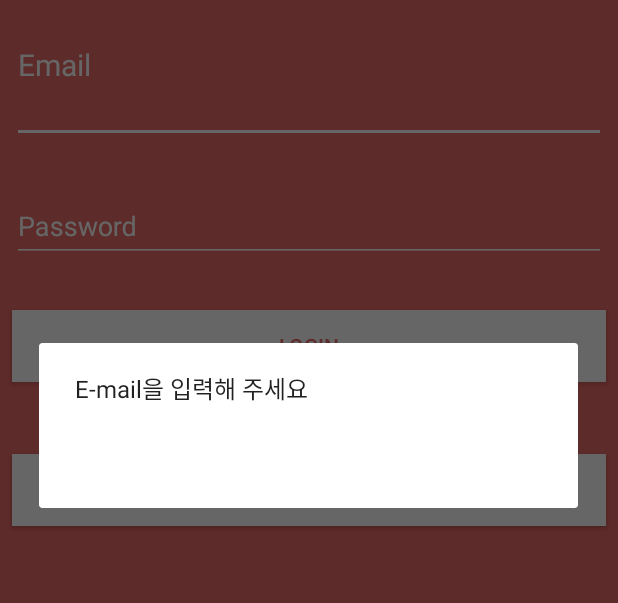
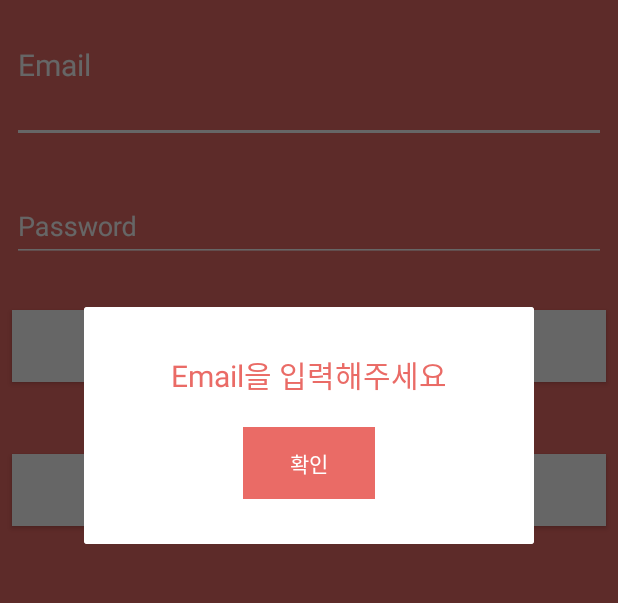
Before and after one commit to AjouUniv-SocialAppProject-2017/enterview, an Android app: the screen it shows after launch (LoginActivity), after a tap on "LOGIN", on a phone screen of 412 x 824 dp, the part 192-795 px from its top. Run offline under Robolectric (Android 15) with nearby library versions, the phone set to English and light mode, and no system bars.

Commit message:
레이아웃 수정

```diff
--- a/MyApplication/app/src/main/java/com/example/ajou/myapplication/LoginActivity.java
+++ b/MyApplication/app/src/main/java/com/example/ajou/myapplication/LoginActivity.java
@@ -3,6 +3,7 @@ package com.example.ajou.myapplication;
 import android.Manifest;
 import android.annotation.SuppressLint;
 import android.app.Activity;
+import android.app.Dialog;
 import android.content.DialogInterface;
 import android.content.Intent;
 import android.content.pm.PackageManager;
@@ -16,6 +17,7 @@ import android.support.v7.app.AlertDialog;
 import android.support.v7.app.AppCompatActivity;
 import android.os.Bundle;
 import android.util.Log;
+import android.view.LayoutInflater;
 import android.view.View;
 import android.webkit.CookieManager;
 import android.widget.Button;
@@ -99,33 +101,12 @@ public class LoginActivity extends AppCompatActivity {
                 email = input_email.getText().toString();
                 password = input_password.getText().toString();
                 if (email.equals(s) || email.equals(s2)) {
-                    AlertDialog.Builder alert = new AlertDialog.Builder(LoginActivity.this);
-                    alert.setPositiveButton("확인", new DialogInterface.OnClickListener() {
-                        @Override
-                        public void onClick(DialogInterface dialog, int which) {
-                            dialog.dismiss();
-                        }
-                    });
-                    alert.setMessage("E-mail을 입력해 주세요");
-                    alert.show();
+                   ShowDialog("Email을 입력해주세요",1);
                 } else if (password.equals(s) || password.equals(s2)) {
-                    AlertDialog.Builder alert = new AlertDialog.Builder(LoginActivity.this);
-                    alert.setPositiveButton("확인", new DialogInterface.OnClickListener() {
-                        @Override
-                        public void onClick(DialogInterface dialog, int which) {
-                            dialog.dismiss();
-                        }
-                    });
-                    alert.setMessage("Password를 입력해 주세요");
-                    alert.show();
+                    ShowDialog("Password를 입력해 주세요",1);
+                }else{
+                    login();
                 }
-/*
-                //데이터 받아오기
-                GetData task = new GetData();
-                task.execute("http://52.41.114.24/enterview/login.php");
-                */
-
-                login();
 
 
             }
@@ -141,6 +122,11 @@ public class LoginActivity extends AppCompatActivity {
 
     }
 
+    @Override
+    public void onBackPressed() {
+        //super.onBackPressed();
+        ShowDialog("앱을 종료하시겠습니까?",0);
+    }
 
     @Override
     public void onRequestPermissionsResult(int requestCode, String[] permissions, int[] grantResults) {
@@ -210,7 +196,13 @@ public class LoginActivity extends AppCompatActivity {
         @Override
         protected void onPostExecute(String result) {
             super.onPostExecute(result);
+            if(result.equals("success")){
+                input_email.setText("");
+                input_password.setText("");
 
+            }else{
+                ShowDialog("아이디 또는 비밀번호가 일치하지 않습니다",1);
+            }
         }
 
         @Override
@@ -291,17 +283,7 @@ public class LoginActivity extends AppCompatActivity {
                         // conn.setRequestProperty("Cookie",cookieTemp);
                         Log.e("RESULT", "쿠키 :" + cookies);
                     }
-                    /*
-                    AlertDialog.Builder alert = new AlertDialog.Builder(LoginActivity.this);
-                    alert.setPositiveButton("확인", new DialogInterface.OnClickListener() {
-                        @Override
-                        public void onClick(DialogInterface dialog, int which) {
-                            dialog.dismiss();
-                        }
-                    });
-                    alert.setMessage("님 환영합니다");
-                    alert.show();
-                    */
+
                     Intent intent = new Intent(LoginActivity.this, MainActivity.class);
 
                     intent.putExtra("param_email", param_email);
@@ -312,9 +294,12 @@ public class LoginActivity extends AppCompatActivity {
 
                     startActivity(intent);
 
+                    return "success";
+
                 } else { // 로그인 실패 , 다시 확인하라고 알림창 띄우기
                     Log.e("RESULT", "에러 발생! ERRCODE = " + data);
-                    //Toast.makeText(getApplicationContext(), "오류", Toast.LENGTH_SHORT).show();
+                    //ShowDialog("아이디 또는 비밀번호가 일치하지 않습니다",1);
+                    return "fail";
                 }
 
             } catch (MalformedURLException e) {
@@ -330,4 +315,55 @@ public class LoginActivity extends AppCompatActivity {
 
         }
     }
+
+    private void ShowDialog(final String contents, int type) {
+        // two button
+        if (type == 0) {
+            final String content = contents;
+            LayoutInflater dialog = LayoutInflater.from(this);
+            final View dialogLayout = dialog.inflate(R.layout.dialog, null);
+            final Dialog myDialog = new Dialog(this);
+
+            myDialog.setContentView(dialogLayout);
+            myDialog.show();
+
+            Button btn_ok = (Button) dialogLayout.findViewById(R.id.btn_ok);
+            Button btn_cancel = (Button) dialogLayout.findViewById(R.id.btn_cancel);
+            TextView contentsView = (TextView) dialogLayout.findViewById(R.id.dialog_contents);
+            contentsView.setText(contents);
+
+            btn_ok.setOnClickListener(new View.OnClickListener() {
+                @Override
+                public void onClick(View v) {
+                    finish();
+                }
+            });
+
+            btn_cancel.setOnClickListener(new View.OnClickListener() {
+                @Override
+                public void onClick(View v) {
+                    myDialog.cancel();
+                }
+            });
+        }else if(type == 1){
+            final LayoutInflater dialog = LayoutInflater.from(this);
+            final View dialogLayout = dialog.inflate(R.layout.dialog2, null);
+            final Dialog myDialog = new Dialog(this);
+
+            myDialog.setContentView(dialogLayout);
+            myDialog.show();
+
+            Button btn_ok = (Button) dialogLayout.findViewById(R.id.btn_one_ok);
+            Button btn_cancel = (Button) dialogLayout.findViewById(R.id.btn_cancel);
+            TextView contentsView = (TextView) dialogLayout.findViewById(R.id.dialog_contents);
+            contentsView.setText(contents);
+
+            btn_ok.setOnClickListener(new View.OnClickListener() {
+                @Override
+                public void onClick(View v) {
+                    myDialog.dismiss();
+                }
+            });
+        }
+    }
 }
--- /dev/null
+++ b/MyApplication/app/src/main/res/layout/dialog2.xml
@@ -0,0 +1,37 @@
+<LinearLayout xmlns:android="http://schemas.android.com/apk/res/android"
+    android:layout_width="match_parent"
+    android:layout_height="match_parent"
+    android:gravity="center"
+    android:orientation="vertical"
+    android:background="@color/colorAccent">
+<View
+    android:layout_width="30dp"
+    android:layout_height="30dp"/>
+    <TextView
+        android:layout_width="300dp"
+        android:layout_height="wrap_content"
+        android:gravity="center"
+        android:id="@+id/dialog_contents"
+        android:text="이것은 대화상자"
+        android:layout_marginBottom="20dp"
+        android:textColor="@color/colorPrimary"
+        android:textSize="20sp" />
+
+    <LinearLayout
+        android:layout_width="wrap_content"
+        android:layout_height="wrap_content"
+        android:orientation="horizontal">
+
+        <Button
+            android:id="@+id/btn_one_ok"
+            android:layout_width="wrap_content"
+            android:layout_height="wrap_content"
+            android:background="@color/colorPrimary"
+            android:textColor="@color/colorAccent"
+            android:text="확인"/>
+
+    </LinearLayout>
+    <View
+        android:layout_width="30dp"
+        android:layout_height="30dp"/>
+</LinearLayout>
```
Also changed, not shown: MyApplication/app/src/main/java/com/example/ajou/myapplication/BoardWriteActivity.java (+64 -14 lines), MyApplication/app/src/main/java/com/example/ajou/myapplication/MainActivity.java (+56 -13 lines), MyApplication/app/src/main/res/layout/dialog.xml (added, +47 -0 lines).
